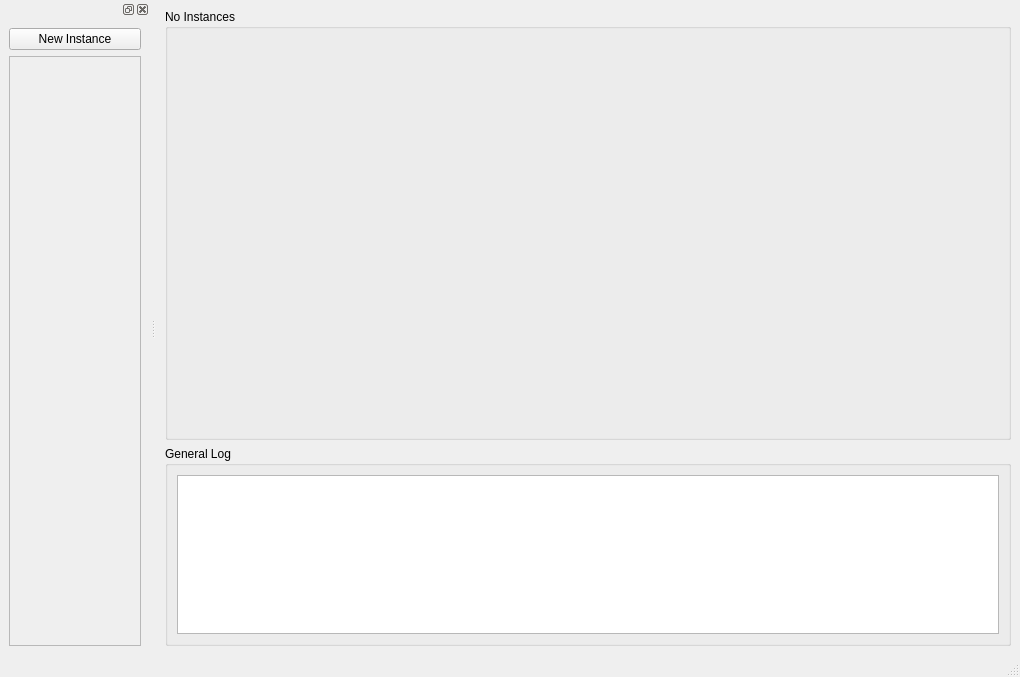
This is src/gui/ui/mainwindow.ui in smalbadger/social as Qt 5 draws it before an edit. The edited form follows.
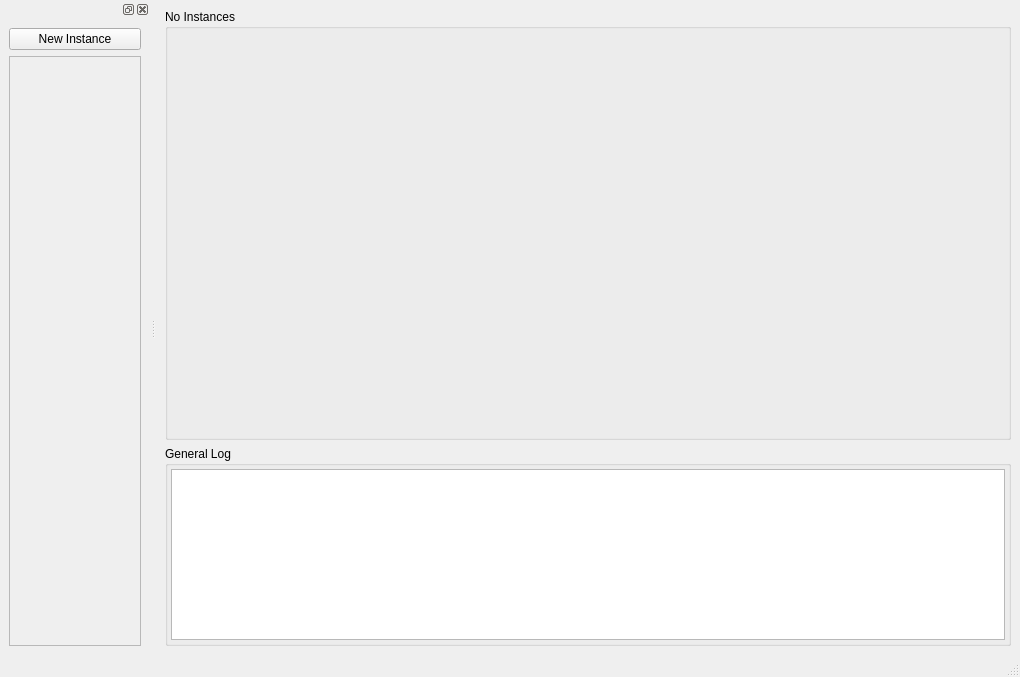
This is the edited form.

```diff
--- a/src/gui/ui/mainwindow.ui
+++ b/src/gui/ui/mainwindow.ui
@@ -58,6 +58,21 @@
        <string>General Log</string>
       </property>
       <layout class="QGridLayout" name="gridLayout_3">
+       <property name="leftMargin">
+        <number>3</number>
+       </property>
+       <property name="topMargin">
+        <number>3</number>
+       </property>
+       <property name="rightMargin">
+        <number>3</number>
+       </property>
+       <property name="bottomMargin">
+        <number>3</number>
+       </property>
+       <property name="spacing">
+        <number>2</number>
+       </property>
        <item row="0" column="0">
         <widget class="QTextEdit" name="textEdit">
          <property name="maximumSize">
```
Left out of the diff: 33 changed lines with no effect on the pictures.
